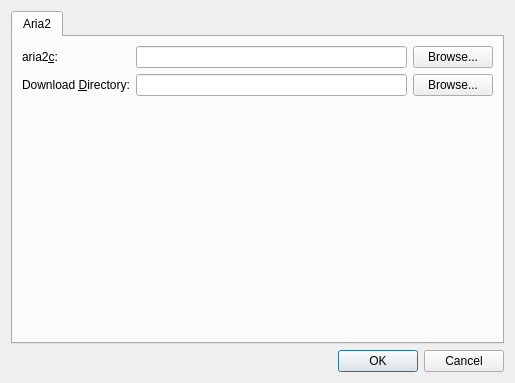
Above: src/optionsdialog.ui from karoyqiu/qaria before the change. Below: the same form after it.
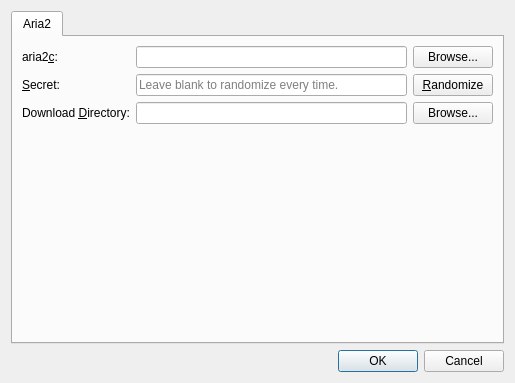
That is the form after the change.

Commit message: 允许自定义 secret。

Diff of the .ui file:
```diff
--- a/src/optionsdialog.ui
+++ b/src/optionsdialog.ui
@@ -21,7 +21,7 @@
        <string>Aria2</string>
       </attribute>
       <layout class="QGridLayout" name="gridLayout">
-       <item row="2" column="0">
+       <item row="3" column="0">
         <spacer name="verticalSpacer">
          <property name="orientation">
           <enum>Qt::Vertical</enum>
@@ -34,6 +34,13 @@
          </property>
         </spacer>
        </item>
+       <item row="2" column="2">
+        <widget class="QPushButton" name="buttonDir">
+         <property name="text">
+          <string>Browse...</string>
+         </property>
+        </widget>
+       </item>
        <item row="0" column="2">
         <widget class="QPushButton" name="buttonAria2c">
          <property name="text">
@@ -41,6 +48,19 @@
          </property>
         </widget>
        </item>
+       <item row="2" column="0">
+        <widget class="QLabel" name="label_2">
+         <property name="text">
+          <string>Download &amp;Directory:</string>
+         </property>
+         <property name="buddy">
+          <cstring>editDir</cstring>
+         </property>
+        </widget>
+       </item>
+       <item row="2" column="1">
+        <widget class="QLineEdit" name="editDir"/>
+       </item>
        <item row="0" column="0">
         <widget class="QLabel" name="label">
          <property name="text">
@@ -55,9 +75,9 @@
         <widget class="QLineEdit" name="editAria2c"/>
        </item>
        <item row="1" column="0">
-        <widget class="QLabel" name="label_2">
+        <widget class="QLabel" name="label_3">
          <property name="text">
-          <string>Download &amp;Directory:</string>
+          <string>&amp;Secret:</string>
          </property>
          <property name="buddy">
           <cstring>editDir</cstring>
@@ -65,12 +85,19 @@
         </widget>
        </item>
        <item row="1" column="1">
-        <widget class="QLineEdit" name="editDir"/>
+        <widget class="QLineEdit" name="editSecret">
+         <property name="placeholderText">
+          <string>Leave blank to randomize every time.</string>
+         </property>
+         <property name="clearButtonEnabled">
+          <bool>true</bool>
+         </property>
+        </widget>
        </item>
        <item row="1" column="2">
-        <widget class="QPushButton" name="buttonDir">
+        <widget class="QPushButton" name="buttonRandom">
          <property name="text">
-          <string>Browse...</string>
+          <string>&amp;Randomize</string>
          </property>
         </widget>
        </item>
```
Left out of the diff: 19 changed lines with no effect on the pictures. The commit also changes 6 other files.
